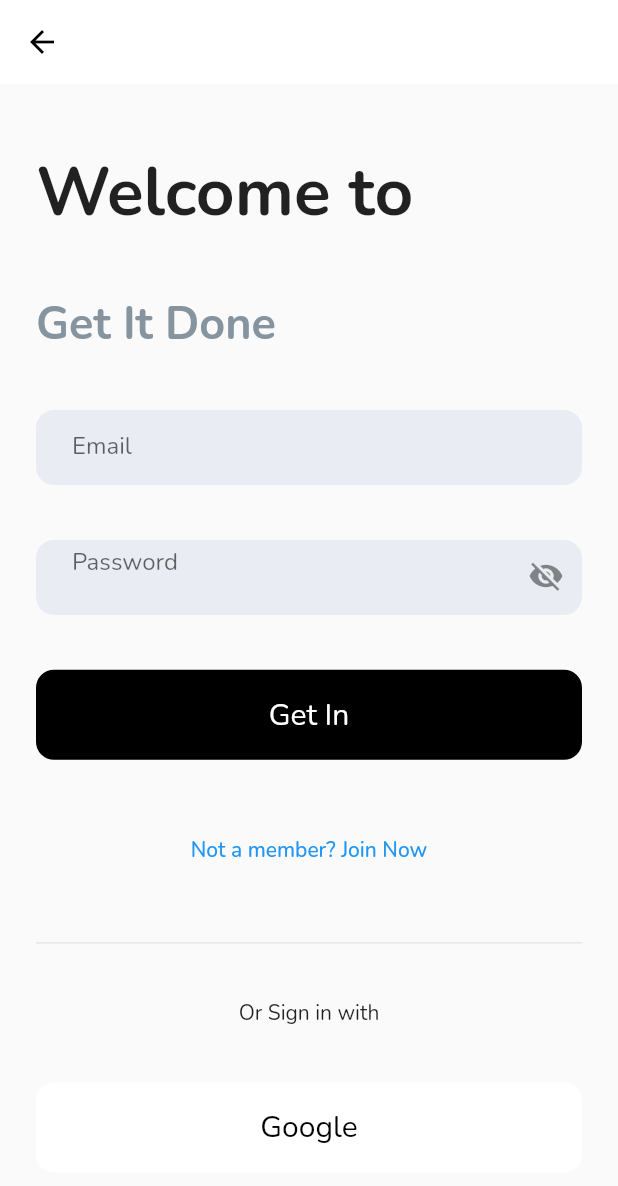
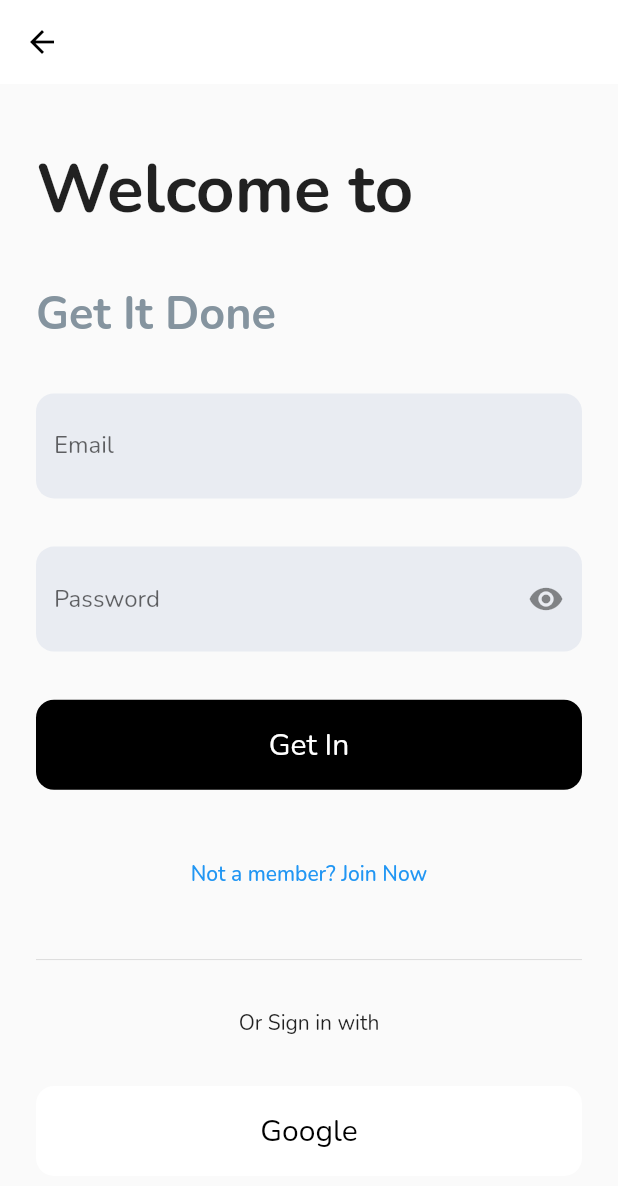
Before and after one commit to wahedzaman/get_it_done, a Flutter app: the LoginScreen screen opened directly, on a phone screen of 412 x 824 dp. Shown: the top 1186 px of the screen. Run offline on Flutter 3.47's test engine with Material 2 defaults, Android fonts, the light colour scheme and no system bars; our stand-ins replace gap, get.

Commit message:
fixed edit text padding issue

```diff
--- a/lib/ui/widgets/app_edit_text.dart
+++ b/lib/ui/widgets/app_edit_text.dart
@@ -1,5 +1,6 @@
 // ignore_for_file: must_be_immutable
 
+import 'package:GID/core/ui_constants.dart';
 import 'package:flutter/material.dart';
 
 import 'package:GID/core/ui_color_constant.dart';
@@ -19,37 +20,45 @@ class AppEditText extends StatefulWidget {
 }
 
 class _AppEditTextState extends State<AppEditText> {
-  bool showPassword = false;
+  bool hidePassword = true;
   @override
   Widget build(BuildContext context) {
     return Container(
+      padding: paddingH12,
       width: double.infinity,
-      height: 50,
+      height: 70,
       decoration: BoxDecoration(
         color: getBackgroundColor(),
         borderRadius: BorderRadius.circular(12),
       ),
+      child: Center(
         child: TextFormField(
-        obscureText: (widget.isObscure && showPassword),
+          obscureText: (widget.isObscure && hidePassword),
           maxLines: 1,
           decoration: InputDecoration(
               suffixIcon: widget.isObscure
-                ? (IconButton(
-                    onPressed: () {
+                  ? Container(
+                      child: (GestureDetector(
+                        onTap: () {
                           setState(() {
-                        showPassword = !showPassword;
+                            hidePassword = !hidePassword;
                           });
                         },
-                    icon: Icon(
-                        showPassword ? Icons.visibility : Icons.visibility_off),
-                  ))
+                        child: Icon(hidePassword
+                            ? Icons.visibility
+                            : Icons.visibility_off),
+                      )),
+                    )
                   : null,
-            contentPadding:
-                const EdgeInsets.symmetric(vertical: 4, horizontal: 24),
+              suffixIconConstraints: const BoxConstraints(
+                minWidth: 2,
+                minHeight: 2,
+              ),
               enabledBorder: InputBorder.none,
               focusedBorder: InputBorder.none,
               hintText: "${widget.hint}"),
         ),
+      ),
     );
   }
 }
```
Lines whose indentation alone changed are shown as unchanged.
